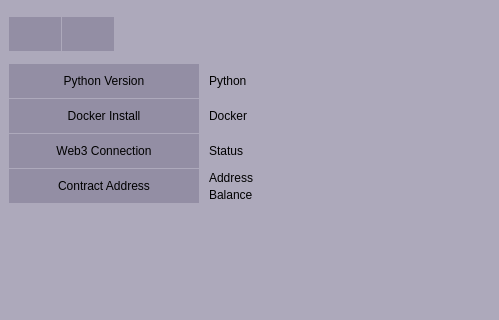
This is Qt/dev/acorn-leaf-node/mainwindow.ui in acorn-sh/acorn-leaf-node as Qt 5 draws it before an edit; both pictures show x 0 to 499 and y 0 to 320 of the 1100 by 600 pixel window. The edited form follows.
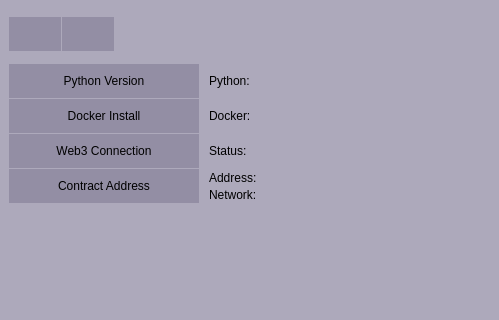
This is the edited form. The open tabs and pages were chosen to show the change. Icons and pictures are not drawn.

```diff
--- a/Qt/dev/acorn-leaf-node/mainwindow.ui
+++ b/Qt/dev/acorn-leaf-node/mainwindow.ui
@@ -630,7 +630,7 @@
                        </size>
                       </property>
                       <property name="text">
-                       <string>Python</string>
+                       <string>Python: </string>
                       </property>
                      </widget>
                     </item>
@@ -722,7 +722,7 @@
                        </size>
                       </property>
                       <property name="text">
-                       <string>Docker</string>
+                       <string>Docker: </string>
                       </property>
                      </widget>
                     </item>
@@ -814,7 +814,7 @@
                        </size>
                       </property>
                       <property name="text">
-                       <string>Status</string>
+                       <string>Status: </string>
                       </property>
                      </widget>
                     </item>
@@ -930,7 +930,7 @@
                           </size>
                          </property>
                          <property name="text">
-                          <string>Address</string>
+                          <string>Address: </string>
                          </property>
                         </widget>
                        </item>
@@ -943,7 +943,7 @@
                           </size>
                          </property>
                          <property name="text">
-                          <string>Balance</string>
+                          <string>Network: </string>
                          </property>
                         </widget>
                        </item>
```
